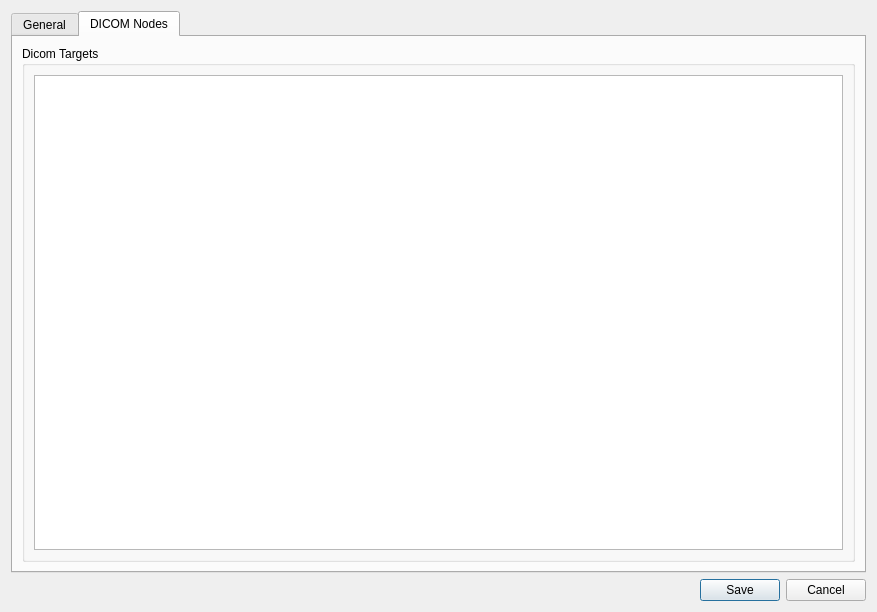
Qt form services/ui/forms/configuration.ui (mri4all/console) before a commit.
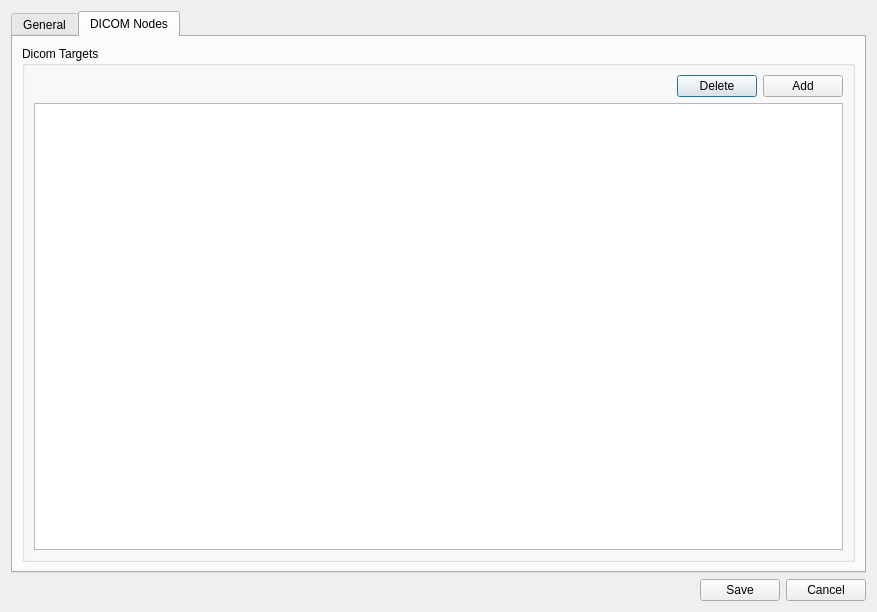
The same form after that commit.

Commit message: config delete/add targets

Diff of the .ui file:
```diff
--- a/services/ui/forms/configuration.ui
+++ b/services/ui/forms/configuration.ui
@@ -38,7 +38,38 @@
          <property name="title">
           <string>Dicom Targets</string>
          </property>
-         <layout class="QHBoxLayout" name="horizontalLayout_2">
+         <layout class="QVBoxLayout" name="verticalLayout_2">
+          <item>
+           <layout class="QHBoxLayout" name="horizontalLayout_2">
+            <item>
+             <spacer name="horizontalSpacer_2">
+              <property name="orientation">
+               <enum>Qt::Horizontal</enum>
+              </property>
+              <property name="sizeHint" stdset="0">
+               <size>
+                <width>40</width>
+                <height>20</height>
+               </size>
+              </property>
+             </spacer>
+            </item>
+            <item>
+             <widget class="QPushButton" name="deleteTargetButton">
+              <property name="text">
+               <string>Delete</string>
+              </property>
+             </widget>
+            </item>
+            <item>
+             <widget class="QPushButton" name="addTargetButton">
+              <property name="text">
+               <string>Add</string>
+              </property>
+             </widget>
+            </item>
+           </layout>
+          </item>
           <item>
            <widget class="QTreeWidget" name="dicomTargetWidget">
             <property name="editTriggers">
```
The commit also changes 1 other file.
